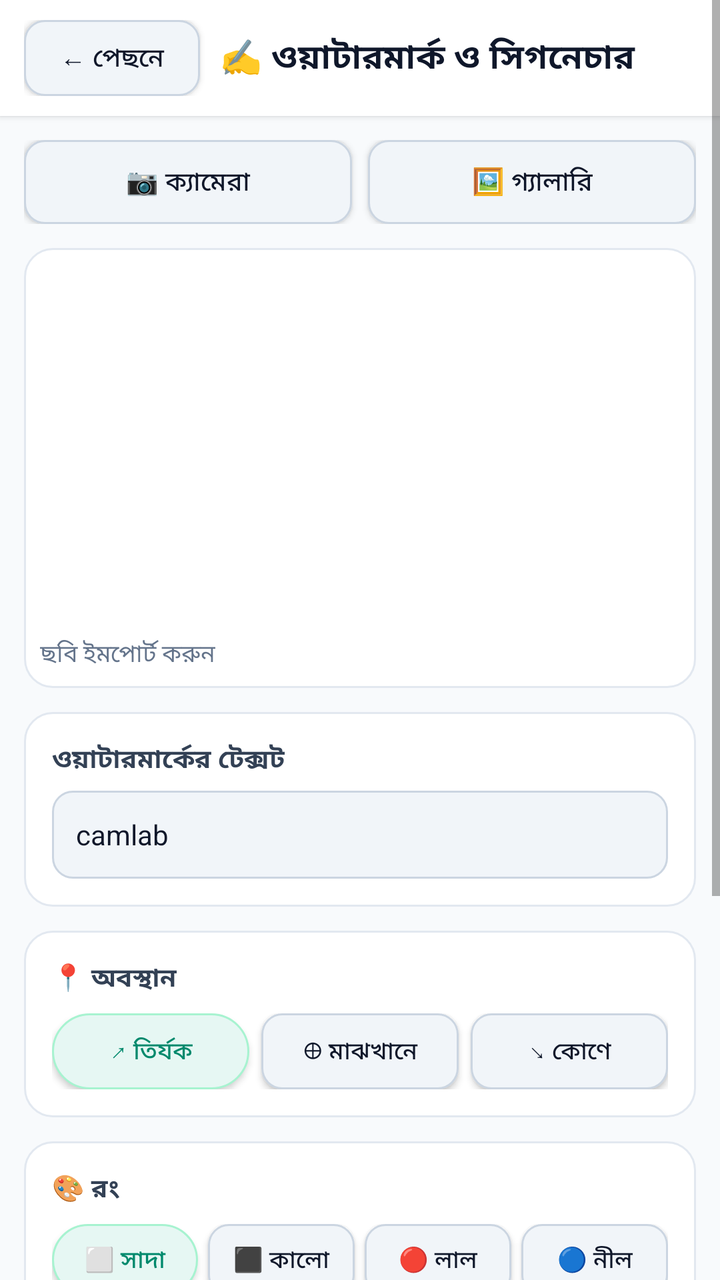
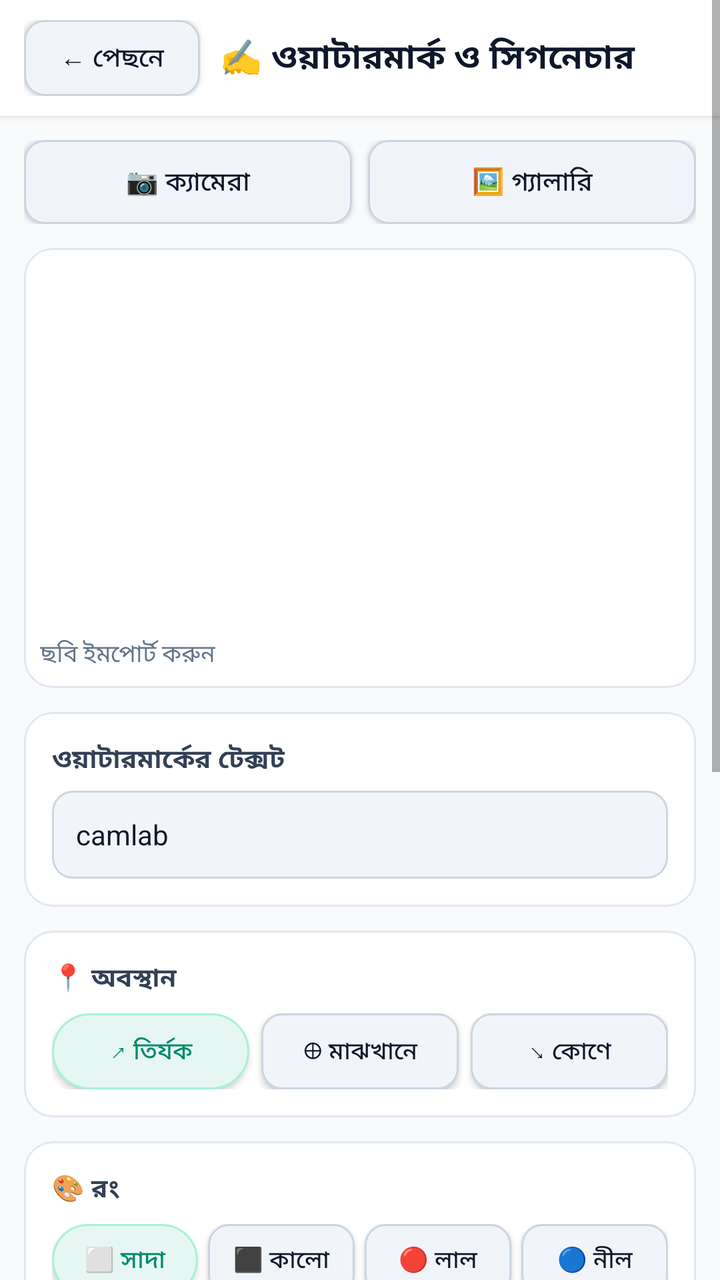

Compare the two renders of this Android layout. The source of the first and the diff that turns it into the second are given below.
<!-- AndroidManifest.xml: application theme Theme.CamLabStudio -->
<!-- res/layout/activity_watermark.xml -->
<?xml version="1.0" encoding="utf-8"?>
<ScrollView xmlns:android="http://schemas.android.com/apk/res/android"
    android:layout_width="match_parent"
    android:layout_height="match_parent"
    android:background="#F8FAFC"
    android:fitsSystemWindows="true">

    <LinearLayout
        android:layout_width="match_parent"
        android:layout_height="wrap_content"
        android:orientation="vertical">

        
        <LinearLayout
            android:layout_width="match_parent"
            android:layout_height="wrap_content"
            android:background="#FFFFFF"
            android:paddingHorizontal="12dp"
            android:paddingVertical="10dp"
            android:gravity="center_vertical"
            android:elevation="2dp">

            <androidx.appcompat.widget.AppCompatButton
                android:id="@+id/btn_wm_back"
                android:layout_width="wrap_content"
                android:layout_height="38dp"
                android:paddingHorizontal="12dp"
                android:text="← পেছনে"
                android:textAllCaps="false"
                android:background="@drawable/bg_btn_outline"
                android:textColor="#0F172A"
                android:textSize="13sp" />

            <TextView
                android:layout_width="0dp"
                android:layout_height="wrap_content"
                android:layout_weight="1"
                android:layout_marginStart="10dp"
                android:text="✍️ ওয়াটারমার্ক ও সিগনেচার"
                android:textColor="#0F172A"
                android:textSize="17sp"
                android:textStyle="bold" />
        </LinearLayout>

        
        <LinearLayout
            android:layout_width="match_parent"
            android:layout_height="wrap_content"
            android:orientation="horizontal"
            android:padding="12dp">

            <androidx.appcompat.widget.AppCompatButton
                android:id="@+id/btn_wm_camera"
                android:layout_width="0dp"
                android:layout_height="42dp"
                android:layout_weight="1"
                android:layout_marginEnd="8dp"
                android:text="📷 ক্যামেরা"
                android:textAllCaps="false"
                android:textSize="13sp"
                android:textColor="#0F172A"
                android:background="@drawable/bg_btn_outline" />

            <androidx.appcompat.widget.AppCompatButton
                android:id="@+id/btn_wm_gallery"
                android:layout_width="0dp"
                android:layout_height="42dp"
                android:layout_weight="1"
                android:text="🖼️ গ্যালারি"
                android:textAllCaps="false"
                android:textSize="13sp"
                android:textColor="#0F172A"
                android:background="@drawable/bg_btn_outline" />
        </LinearLayout>

        
        <FrameLayout
            android:layout_width="match_parent"
            android:layout_height="220dp"
            android:layout_marginHorizontal="12dp"
            android:layout_marginBottom="12dp"
            android:background="@drawable/bg_card">

            <ImageView
                android:id="@+id/iv_wm_preview"
                android:layout_width="match_parent"
                android:layout_height="match_parent"
                android:scaleType="fitCenter"
                android:padding="4dp"
                android:contentDescription="Watermark Preview" />

            <TextView
                android:id="@+id/tv_wm_status"
                android:layout_width="wrap_content"
                android:layout_height="wrap_content"
                android:layout_gravity="bottom|start"
                android:padding="8dp"
                android:text="ছবি ইমপোর্ট করুন"
                android:textColor="#64748B"
                android:textSize="12sp" />
        </FrameLayout>

        
        <LinearLayout
            android:layout_width="match_parent"
            android:layout_height="wrap_content"
            android:orientation="vertical"
            android:layout_marginHorizontal="12dp"
            android:layout_marginBottom="12dp"
            android:background="@drawable/bg_card"
            android:padding="14dp">

            <TextView
                android:layout_width="wrap_content"
                android:layout_height="wrap_content"
                android:text="ওয়াটারমার্কের টেক্সট"
                android:textColor="#334155"
                android:textStyle="bold"
                android:textSize="13sp"
                android:layout_marginBottom="6dp" />

            <EditText
                android:id="@+id/et_wm_text"
                android:layout_width="match_parent"
                android:layout_height="44dp"
                android:hint="যেমন: CONFIDENTIAL বা camlab"
                android:textSize="14sp"
                android:textColor="#0F172A"
                android:background="@drawable/bg_btn_outline"
                android:paddingHorizontal="12dp"
                android:imeOptions="actionDone"
                android:inputType="text"
                android:text="camlab" />
        </LinearLayout>

        
        <LinearLayout
            android:layout_width="match_parent"
            android:layout_height="wrap_content"
            android:orientation="vertical"
            android:layout_marginHorizontal="12dp"
            android:layout_marginBottom="12dp"
            android:background="@drawable/bg_card"
            android:padding="14dp">

            <TextView
                android:layout_width="wrap_content"
                android:layout_height="wrap_content"
                android:text="📍 অবস্থান"
                android:textColor="#334155"
                android:textStyle="bold"
                android:textSize="13sp"
                android:layout_marginBottom="8dp" />

            <LinearLayout
                android:layout_width="match_parent"
                android:layout_height="wrap_content"
                android:orientation="horizontal">

                <androidx.appcompat.widget.AppCompatButton
                    android:id="@+id/btn_wm_diag"
                    android:layout_width="0dp"
                    android:layout_height="38dp"
                    android:layout_weight="1"
                    android:layout_marginEnd="6dp"
                    android:text="↗ তির্যক"
                    android:textAllCaps="false"
                    android:textSize="12sp"
                    android:textColor="#00896C"
                    android:background="@drawable/bg_chip" />

                <androidx.appcompat.widget.AppCompatButton
                    android:id="@+id/btn_wm_center"
                    android:layout_width="0dp"
                    android:layout_height="38dp"
                    android:layout_weight="1"
                    android:layout_marginEnd="6dp"
                    android:text="⊕ মাঝখানে"
                    android:textAllCaps="false"
                    android:textSize="12sp"
                    android:textColor="#0F172A"
                    android:background="@drawable/bg_btn_outline" />

                <androidx.appcompat.widget.AppCompatButton
                    android:id="@+id/btn_wm_corner"
                    android:layout_width="0dp"
                    android:layout_height="38dp"
                    android:layout_weight="1"
                    android:text="↘ কোণে"
                    android:textAllCaps="false"
                    android:textSize="12sp"
                    android:textColor="#0F172A"
                    android:background="@drawable/bg_btn_outline" />
            </LinearLayout>
        </LinearLayout>

        
        <LinearLayout
            android:layout_width="match_parent"
            android:layout_height="wrap_content"
            android:orientation="vertical"
            android:layout_marginHorizontal="12dp"
            android:layout_marginBottom="12dp"
            android:background="@drawable/bg_card"
            android:padding="14dp">

            <TextView
                android:layout_width="wrap_content"
                android:layout_height="wrap_content"
                android:text="🎨 রং"
                android:textColor="#334155"
                android:textStyle="bold"
                android:textSize="13sp"
                android:layout_marginBottom="8dp" />

            <LinearLayout
                android:layout_width="match_parent"
                android:layout_height="wrap_content"
                android:orientation="horizontal">

                <androidx.appcompat.widget.AppCompatButton
                    android:id="@+id/btn_wm_color_white"
                    android:layout_width="0dp"
                    android:layout_height="36dp"
                    android:layout_weight="1"
                    android:layout_marginEnd="5dp"
                    android:text="⬜ সাদা"
                    android:textAllCaps="false"
                    android:textSize="12sp"
                    android:textColor="#00896C"
                    android:background="@drawable/bg_chip" />

                <androidx.appcompat.widget.AppCompatButton
                    android:id="@+id/btn_wm_color_black"
                    android:layout_width="0dp"
                    android:layout_height="36dp"
                    android:layout_weight="1"
                    android:layout_marginEnd="5dp"
                    android:text="⬛ কালো"
                    android:textAllCaps="false"
                    android:textSize="12sp"
                    android:textColor="#0F172A"
                    android:background="@drawable/bg_btn_outline" />

                <androidx.appcompat.widget.AppCompatButton
                    android:id="@+id/btn_wm_color_red"
                    android:layout_width="0dp"
                    android:layout_height="36dp"
                    android:layout_weight="1"
                    android:layout_marginEnd="5dp"
                    android:text="🔴 লাল"
                    android:textAllCaps="false"
                    android:textSize="12sp"
                    android:textColor="#0F172A"
                    android:background="@drawable/bg_btn_outline" />

                <androidx.appcompat.widget.AppCompatButton
                    android:id="@+id/btn_wm_color_blue"
                    android:layout_width="0dp"
                    android:layout_height="36dp"
                    android:layout_weight="1"
                    android:text="🔵 নীল"
                    android:textAllCaps="false"
                    android:textSize="12sp"
                    android:textColor="#0F172A"
                    android:background="@drawable/bg_btn_outline" />
            </LinearLayout>
        </LinearLayout>

        
        <LinearLayout
            android:layout_width="match_parent"
            android:layout_height="wrap_content"
            android:orientation="vertical"
            android:layout_marginHorizontal="12dp"
            android:layout_marginBottom="12dp"
            android:background="@drawable/bg_card"
            android:padding="14dp">

            <LinearLayout android:layout_width="match_parent" android:layout_height="wrap_content" android:orientation="horizontal">
                <TextView android:layout_width="0dp" android:layout_height="wrap_content" android:layout_weight="1" android:text="অস্বচ্ছতা (Opacity):" android:textColor="#334155" android:textSize="12sp" />
                <TextView android:id="@+id/tv_wm_opacity_val" android:layout_width="wrap_content" android:layout_height="wrap_content" android:text="55%" android:textColor="#00896C" android:textStyle="bold" android:textSize="12sp" />
            </LinearLayout>
            <SeekBar android:id="@+id/sb_wm_opacity" android:layout_width="match_parent" android:layout_height="wrap_content" android:layout_marginBottom="10dp" />

            <LinearLayout android:layout_width="match_parent" android:layout_height="wrap_content" android:orientation="horizontal">
                <TextView android:layout_width="0dp" android:layout_height="wrap_content" android:layout_weight="1" android:text="ফন্ট সাইজ:" android:textColor="#334155" android:textSize="12sp" />
                <TextView android:id="@+id/tv_wm_font_val" android:layout_width="wrap_content" android:layout_height="wrap_content" android:text="36sp" android:textColor="#00896C" android:textStyle="bold" android:textSize="12sp" />
            </LinearLayout>
            <SeekBar android:id="@+id/sb_wm_font" android:layout_width="match_parent" android:layout_height="wrap_content" />
        </LinearLayout>

        
        <LinearLayout
            android:layout_width="match_parent"
            android:layout_height="wrap_content"
            android:orientation="vertical"
            android:layout_marginHorizontal="12dp"
            android:layout_marginBottom="24dp">

            <androidx.appcompat.widget.AppCompatButton
                android:id="@+id/btn_wm_apply"
                android:layout_width="match_parent"
                android:layout_height="46dp"
                android:layout_marginBottom="8dp"
                android:text="🪄 ওয়াটারমার্ক প্রযুক্ত করুন"
                android:textAllCaps="false"
                android:textColor="#FFFFFF"
                android:textSize="15sp"
                android:textStyle="bold"
                android:background="@drawable/bg_btn_primary" />

            <LinearLayout android:layout_width="match_parent" android:layout_height="wrap_content" android:orientation="horizontal">
                <androidx.appcompat.widget.AppCompatButton
                    android:id="@+id/btn_wm_save_jpg"
                    android:layout_width="0dp" android:layout_height="40dp" android:layout_weight="1"
                    android:layout_marginEnd="6dp"
                    android:text="🖼️ JPG" android:textAllCaps="false" android:textSize="13sp"
                    android:textColor="#0F172A" android:background="@drawable/bg_btn_outline" />
                <androidx.appcompat.widget.AppCompatButton
                    android:id="@+id/btn_wm_save_pdf"
                    android:layout_width="0dp" android:layout_height="40dp" android:layout_weight="1"
                    android:layout_marginEnd="6dp"
                    android:text="📄 PDF" android:textAllCaps="false" android:textSize="13sp"
                    android:textColor="#0F172A" android:background="@drawable/bg_btn_outline" />
                <androidx.appcompat.widget.AppCompatButton
                    android:id="@+id/btn_wm_print"
                    android:layout_width="0dp" android:layout_height="40dp" android:layout_weight="1"
                    android:text="🖨️ প্রিন্ট" android:textAllCaps="false" android:textSize="13sp"
                    android:textColor="#0F172A" android:background="@drawable/bg_btn_outline" />
            </LinearLayout>
        </LinearLayout>
    </LinearLayout>
</ScrollView>
<!-- resources referenced by this layout -->
<resources>
  <!-- drawable bg_btn_outline (drawable) -->
  <?xml version="1.0" encoding="utf-8"?>
  <shape xmlns:android="http://schemas.android.com/apk/res/android" android:shape="rectangle">
      <solid android:color="#F1F5F9" />
      <corners android:radius="10dp" />
      <stroke android:width="1dp" android:color="#CBD5E1" />
  </shape>
  <!-- drawable bg_btn_primary (drawable) -->
  <?xml version="1.0" encoding="utf-8"?>
  <shape xmlns:android="http://schemas.android.com/apk/res/android" android:shape="rectangle">
      <solid android:color="#00A884" />
      <corners android:radius="12dp" />
  </shape>
  <!-- drawable bg_card (drawable) -->
  <?xml version="1.0" encoding="utf-8"?>
  <shape xmlns:android="http://schemas.android.com/apk/res/android" android:shape="rectangle">
      <solid android:color="#FFFFFF" />
      <corners android:radius="14dp" />
      <stroke android:width="1dp" android:color="#E2E8F0" />
  </shape>
  <!-- drawable bg_chip (drawable) -->
  <?xml version="1.0" encoding="utf-8"?>
  <shape xmlns:android="http://schemas.android.com/apk/res/android" android:shape="rectangle">
      <solid android:color="#E6F7F3" />
      <corners android:radius="20dp" />
      <stroke android:width="1dp" android:color="#A7F3D0" />
  </shape>
  <style name="Theme.CamLabStudio" parent="Theme.MaterialComponents.Light.NoActionBar">
          <item name="colorPrimary">#00A884</item>
          <item name="colorPrimaryDark">#00896C</item>
          <item name="colorAccent">#00A884</item>
          <item name="android:statusBarColor">#00896C</item>
          <item name="android:textAllCaps">false</item>
      </style>
</resources>

<!-- the commit's change to res/layout/activity_watermark.xml (unified diff, before → after) -->
@@ -296,6 +296,97 @@
             android:layout_height="wrap_content"
             android:orientation="vertical"
             android:layout_marginHorizontal="12dp"
+            android:layout_marginBottom="12dp"
+            android:background="@drawable/bg_card"
+            android:padding="14dp">
+
+            <TextView
+                android:layout_width="wrap_content"
+                android:layout_height="wrap_content"
+                android:text="💮 অফিশিয়াল সিল ও স্মার্ট ইরেজার"
+                android:textColor="#334155"
+                android:textStyle="bold"
+                android:textSize="13sp"
+                android:layout_marginBottom="8dp" />
+
+            <LinearLayout
+                android:layout_width="match_parent"
+                android:layout_height="wrap_content"
+                android:orientation="horizontal"
+                android:layout_marginBottom="8dp">
+
+                <androidx.appcompat.widget.AppCompatButton
+                    android:id="@+id/btn_wm_stamp_approved"
+                    android:layout_width="0dp"
+                    android:layout_height="36dp"
+                    android:layout_weight="1"
+                    android:layout_marginEnd="4dp"
+                    android:text="✅ APPROVED"
+                    android:textAllCaps="false"
+                    android:textSize="11sp"
+                    android:textColor="#0F172A"
+                    android:background="@drawable/bg_btn_outline" />
+
+                <androidx.appcompat.widget.AppCompatButton
+                    android:id="@+id/btn_wm_stamp_verified"
+                    android:layout_width="0dp"
+                    android:layout_height="36dp"
+                    android:layout_weight="1"
+                    android:layout_marginEnd="4dp"
+                    android:text="🛡️ VERIFIED"
+                    android:textAllCaps="false"
+                    android:textSize="11sp"
+                    android:textColor="#0F172A"
+                    android:background="@drawable/bg_btn_outline" />
+
+                <androidx.appcompat.widget.AppCompatButton
+                    android:id="@+id/btn_wm_stamp_paid"
+                    android:layout_width="0dp"
+                    android:layout_height="36dp"
+                    android:layout_weight="1"
+                    android:text="💳 PAID"
+                    android:textAllCaps="false"
+                    android:textSize="11sp"
+                    android:textColor="#0F172A"
+                    android:background="@drawable/bg_btn_outline" />
+            </LinearLayout>
+
+            <LinearLayout
+                android:layout_width="match_parent"
+                android:layout_height="wrap_content"
+                android:orientation="horizontal">
+
+                <androidx.appcompat.widget.AppCompatButton
+                    android:id="@+id/btn_wm_stamp_conf"
+                    android:layout_width="0dp"
+                    android:layout_height="36dp"
+                    android:layout_weight="1"
+                    android:layout_marginEnd="6dp"
+                    android:text="🔒 CONFIDENTIAL সিল"
+                    android:textAllCaps="false"
+                    android:textSize="11sp"
+                    android:textColor="#0F172A"
+                    android:background="@drawable/bg_btn_outline" />
+
+                <androidx.appcompat.widget.AppCompatButton
+                    android:id="@+id/btn_wm_eraser"
+                    android:layout_width="0dp"
+                    android:layout_height="36dp"
+                    android:layout_weight="1"
+                    android:text="🧹 স্মার্ট ইরেজার (দাগ পরিষ্কার)"
+                    android:textAllCaps="false"
+                    android:textSize="11sp"
+                    android:textColor="#00896C"
+                    android:background="@drawable/bg_chip" />
+            </LinearLayout>
+        </LinearLayout>
+
+        
+        <LinearLayout
+            android:layout_width="match_parent"
+            android:layout_height="wrap_content"
+            android:orientation="vertical"
+            android:layout_marginHorizontal="12dp"
             android:layout_marginBottom="24dp">
 
             <androidx.appcompat.widget.AppCompatButton
